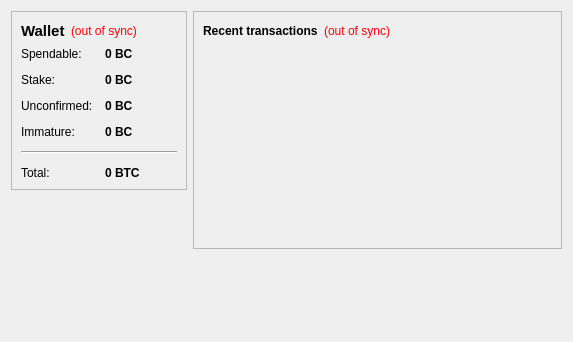
Old version of the form src/qt/forms/overviewpage.ui in the repository pnosker/master.
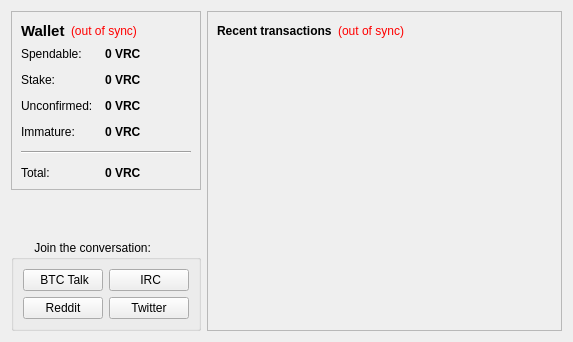
New version of the form.

What changed in the file:
```diff
--- a/src/qt/forms/overviewpage.ui
+++ b/src/qt/forms/overviewpage.ui
@@ -105,7 +105,7 @@
              <string>Your current spendable balance</string>
             </property>
             <property name="text">
-             <string notr="true">0 BC</string>
+             <string notr="true">0 VRC</string>
             </property>
             <property name="textInteractionFlags">
              <set>Qt::LinksAccessibleByMouse|Qt::TextSelectableByKeyboard|Qt::TextSelectableByMouse</set>
@@ -134,7 +134,7 @@
              <string>Total of coins that was staked, and do not yet count toward the current balance</string>
             </property>
             <property name="text">
-             <string notr="true">0 BC</string>
+             <string notr="true">0 VRC</string>
             </property>
             <property name="textInteractionFlags">
              <set>Qt::LinksAccessibleByMouse|Qt::TextSelectableByKeyboard|Qt::TextSelectableByMouse</set>
@@ -163,7 +163,7 @@
              <string>Total of transactions that have yet to be confirmed, and do not yet count toward the current balance</string>
             </property>
             <property name="text">
-             <string notr="true">0 BC</string>
+             <string notr="true">0 VRC</string>
             </property>
             <property name="textInteractionFlags">
              <set>Qt::LinksAccessibleByMouse|Qt::TextSelectableByKeyboard|Qt::TextSelectableByMouse</set>
@@ -189,7 +189,7 @@
              <string>Mined balance that has not yet matured</string>
             </property>
             <property name="text">
-             <string notr="true">0 BC</string>
+             <string notr="true">0 VRC</string>
             </property>
             <property name="textInteractionFlags">
              <set>Qt::LinksAccessibleByMouse|Qt::TextSelectableByKeyboard|Qt::TextSelectableByMouse</set>
@@ -225,7 +225,7 @@
              <string>Your current total balance</string>
             </property>
             <property name="text">
-             <string notr="true">0 BTC</string>
+             <string notr="true">0 VRC</string>
             </property>
             <property name="textInteractionFlags">
              <set>Qt::LinksAccessibleByMouse|Qt::TextSelectableByKeyboard|Qt::TextSelectableByMouse</set>
@@ -250,6 +250,58 @@
        </property>
       </spacer>
      </item>
+     <item alignment="Qt::AlignHCenter">
+      <widget class="QGroupBox" name="linksBox">
+       <property name="layoutDirection">
+        <enum>Qt::LeftToRight</enum>
+       </property>
+       <property name="title">
+        <string>       Join the conversation:</string>
+       </property>
+       <layout class="QGridLayout" name="gridLayout">
+        <item row="1" column="2">
+         <widget class="QPushButton" name="IRCbutton">
+          <property name="maximumSize">
+           <size>
+            <width>100</width>
+            <height>16777215</height>
+           </size>
+          </property>
+          <property name="text">
+           <string> IRC</string>
+          </property>
+         </widget>
+        </item>
+        <item row="2" column="2">
+         <widget class="QPushButton" name="twitterButton">
+          <property name="text">
+           <string>Twitter</string>
+          </property>
+         </widget>
+        </item>
+        <item row="1" column="0">
+         <widget class="QPushButton" name="BTCtalkbutton">
+          <property name="maximumSize">
+           <size>
+            <width>100</width>
+            <height>16777215</height>
+           </size>
+          </property>
+          <property name="text">
+           <string> BTC Talk</string>
+          </property>
+         </widget>
+        </item>
+        <item row="2" column="0">
+         <widget class="QPushButton" name="redditButton">
+          <property name="text">
+           <string>Reddit</string>
+          </property>
+         </widget>
+        </item>
+       </layout>
+      </widget>
+     </item>
     </layout>
    </item>
    <item>
@@ -325,19 +377,6 @@
        </layout>
       </widget>
      </item>
-     <item>
-      <spacer name="verticalSpacer_2">
-       <property name="orientation">
-        <enum>Qt::Vertical</enum>
-       </property>
-       <property name="sizeHint" stdset="0">
-        <size>
-         <width>20</width>
-         <height>40</height>
-        </size>
-       </property>
-      </spacer>
-     </item>
     </layout>
    </item>
   </layout>
```
